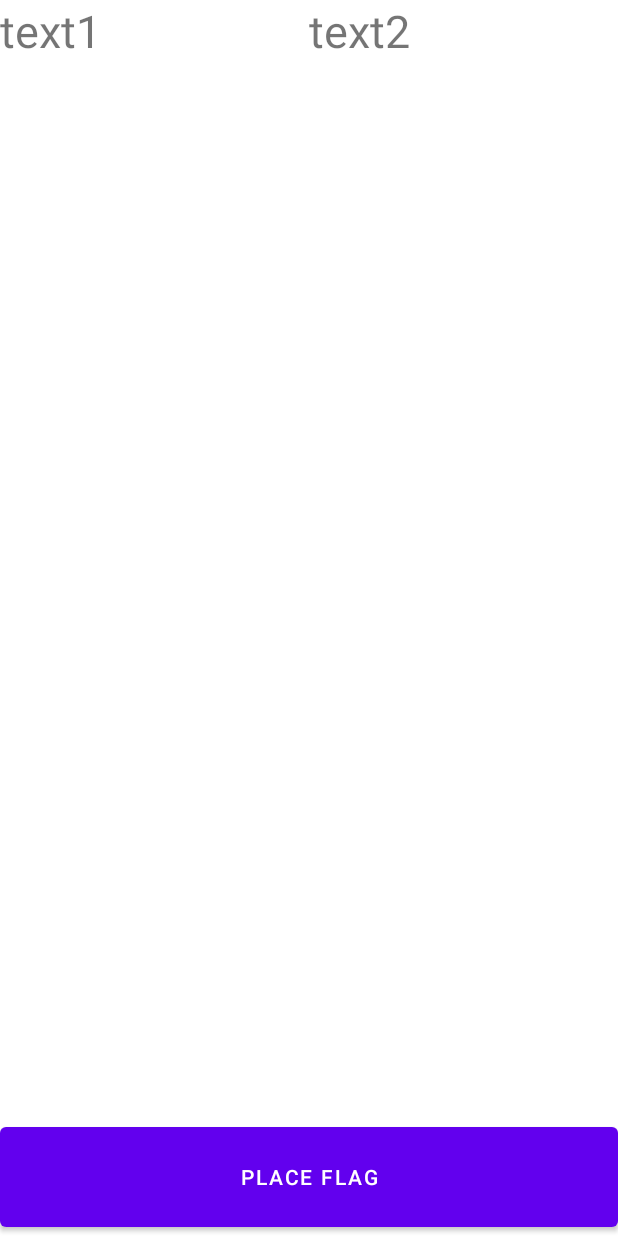
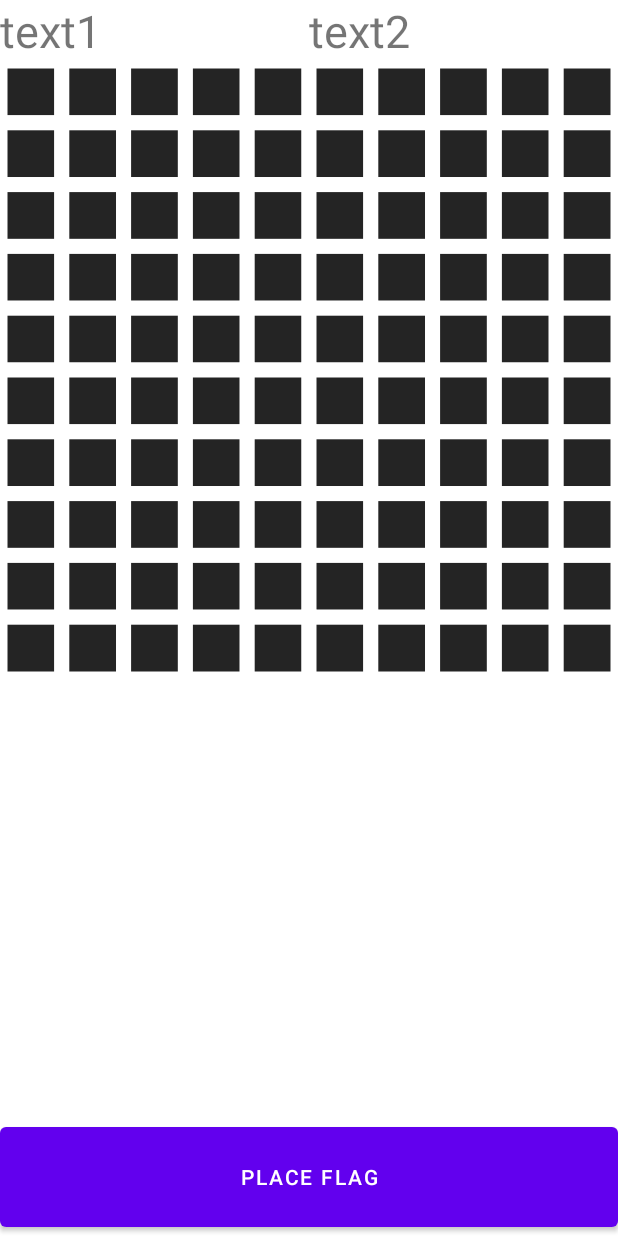
Before and after one commit to BaptisteMartinet/Minesweeper, an Android app: the layout activity_main.xml on its own in the app's theme, with its tools: preview values and no code run, on a phone screen of 412 x 824 dp. Run offline under Robolectric (Android 15) with nearby library versions, the light colour scheme and no system bars.

Commit message:
Milestone 2: Draw the cells

```diff
--- a/app/src/main/java/griffith/baptiste/martinet/minesweeper/MinesweeperGame.kt
+++ b/app/src/main/java/griffith/baptiste/martinet/minesweeper/MinesweeperGame.kt
@@ -1,11 +1,20 @@
 package griffith.baptiste.martinet.minesweeper
 
 import android.content.Context
+import android.graphics.*
 import android.util.AttributeSet
+import android.util.Log
+import android.view.MotionEvent
 import android.view.View
 
 class MinesweeperGame(context: Context, attrs: AttributeSet) : View(context, attrs) {
   private var _boardSize: Int
+  private var _cellSize: Float = 0f
+  private var _padding: Float = 15f
+
+  private val _paintCellBackground: Paint = Paint()
+  private val _paintLineColor: Paint = Paint()
+
   init {
     context.theme.obtainStyledAttributes(attrs, R.styleable.MinesweeperGame, 0, 0).apply {
       try {
@@ -14,6 +23,11 @@ class MinesweeperGame(context: Context, attrs: AttributeSet) : View(context, att
         recycle()
       }
     }
+    _paintCellBackground.color = Color.parseColor("#242424")
+
+    _paintLineColor.color = Color.parseColor("#ffffff")
+    _paintLineColor.style = Paint.Style.STROKE
+    _paintLineColor.strokeWidth = _padding
   }
 
   fun getBoardSize(): Int = _boardSize
@@ -23,4 +37,35 @@ class MinesweeperGame(context: Context, attrs: AttributeSet) : View(context, att
     invalidate() //Tells android that the view needs to be redrawn
     requestLayout() //Tells android that the view might have changed in shape or size
   }
+
+  fun drawBoard(canvas: Canvas) {
+    for (y in 0 until _boardSize) {
+      for (x in 0 until _boardSize) {
+        val rect = RectF(x * _cellSize, y * _cellSize, x * _cellSize + _cellSize, y * _cellSize + _cellSize)
+        canvas.drawRect(rect, _paintCellBackground)
+        canvas.drawRect(rect, _paintLineColor)
+      }
+    }
+    /*for (y in 0 until _boardSize) {
+      canvas.drawRect(0f, y * _cellSize - _padding/2, width.toFloat(), y * _cellSize + _padding/2, _paintLineColor)
+    }
+    for (x in 0 until _boardSize) {
+      canvas.drawRect(x * _cellSize - _padding/2, 0f, x * _cellSize + _padding/2, width.toFloat(), _paintLineColor)
+    }*/
+  }
+
+  override fun onDraw(canvas: Canvas) {
+    super.onDraw(canvas)
+    drawBoard(canvas)
+  }
+
+  override fun onTouchEvent(event: MotionEvent?): Boolean {
+    Log.i("APP", "View touched!")
+    return super.onTouchEvent(event)
+  }
+
+  override fun onMeasure(widthMeasureSpec: Int, heightMeasureSpec: Int) {
+    super.onMeasure(widthMeasureSpec, heightMeasureSpec)
+    _cellSize = width / _boardSize.toFloat()
+  }
 }
--- /dev/null
+++ b/app/src/main/java/griffith/baptiste/martinet/minesweeper/MinesweeperGameEngine.kt
@@ -0,0 +1,11 @@
+package griffith.baptiste.martinet.minesweeper
+
+class MinesweeperGameEngine(private val boardSize: Int) {
+  class Cell {
+    private var _value: Int = 0
+    private var _isFlagged: Boolean = false
+    private var _isRevealed: Boolean = false
+  }
+
+  private var board: List<List<Cell>> = List(boardSize) { List(boardSize) { Cell() } }
+}
--- a/app/src/main/res/layout/activity_main.xml
+++ b/app/src/main/res/layout/activity_main.xml
@@ -27,6 +27,7 @@
   </LinearLayout>
 
   <griffith.baptiste.martinet.minesweeper.MinesweeperGame
+    android:id="@+id/game"
     android:layout_width="match_parent"
     android:layout_height="0dp"
     android:layout_weight="9"
```
